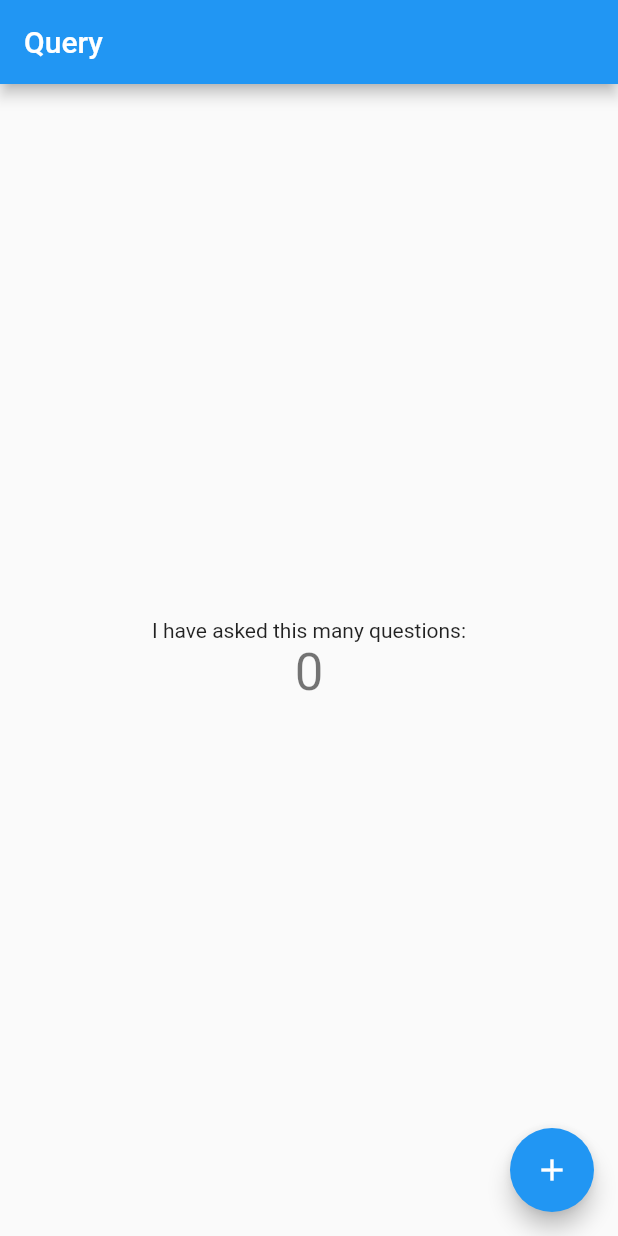
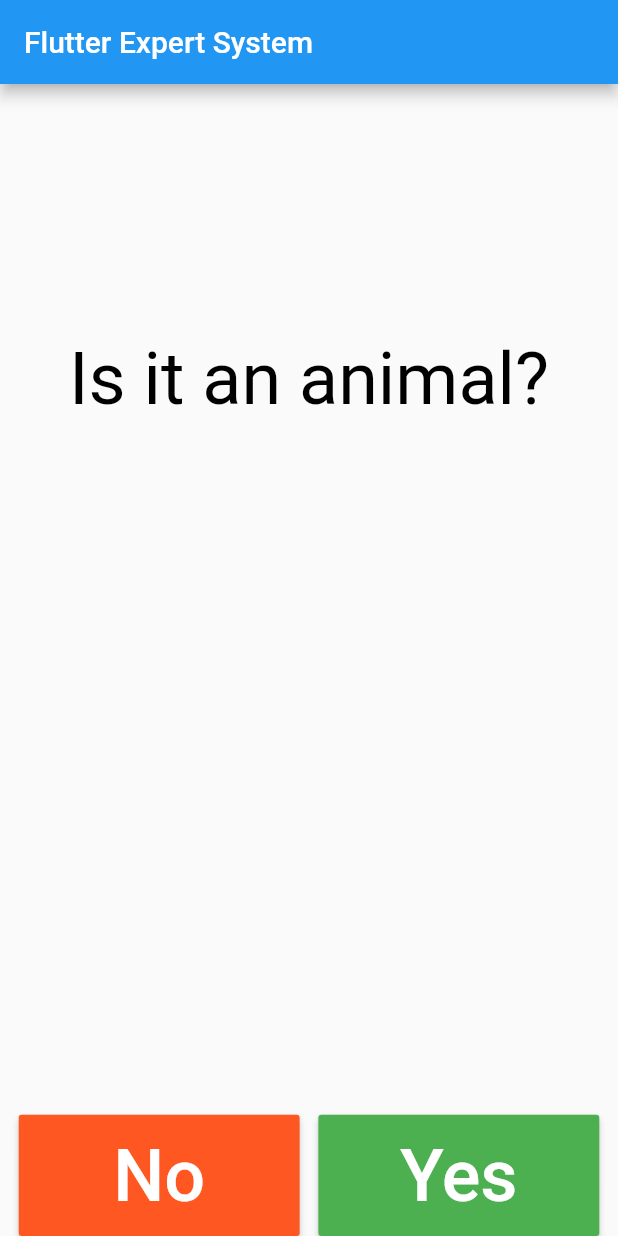
Before and after one commit to derekharmon/flutter-expert-system, a Flutter app: the screen it shows after launch, on a phone screen of 412 x 824 dp. Run offline on Flutter 3.47's test engine with Material 2 defaults, Android fonts, the phone set to English and light mode, and no system bars.

Commit message:
Prototype YesNoLayout and state transitions up to IDK.

```diff
--- a/lib/main.dart
+++ b/lib/main.dart
@@ -1,63 +1,98 @@
+import 'dart:io';
+
 import 'package:flutter/material.dart';
+
+final String rsTitle = 'Flutter Expert System';
+final TextStyle whT48 = TextStyle(color: Colors.white, fontSize: 48);
+final TextStyle bkT48 = TextStyle(color: Colors.black, fontSize: 48);
 
 void main() => runApp(App());
 
-class App extends StatelessWidget {
+class YesNoLayout extends StatefulWidget {
+  YesNoLayout({Key key, this.tree, this.ki}) : super(key: key);
+  final Map<int,String> tree;
+  final int ki;
+
+  @override
+  _YesNoState createState() => _YesNoState();
+
+  int next(bool b) {
+    print('next(' + b.toString() + '): k_(i+1) is ' + (2*ki + (b ? 1 : 0)).toString() + ' = 2*' + ki.toString() + '+' + (b ? 1 : 0).toString() + ')\n');
+    return 2*ki + (b ? 1 : 0);
+  }
+
+  String vi(int ki) {
+    return tree.containsKey(ki) ? tree[ki] : null;
+  }
+}
+
+class _YesNoState extends State<YesNoLayout> {
+  Widget makeMaterialButton(bool b, double w, double h) {
+    return MaterialButton(
+              height: h,
+              minWidth: w,
+              child: Text(b ? 'Yes' : 'No', style: whT48),
+              color: b ? Colors.green : Colors.deepOrange,
+              onPressed: () => Navigator.push(
+                  context,
+                  MaterialPageRoute(
+                      builder: (context) => YesNoLayout(
+                          tree: widget.tree,
+                          ki: widget.next(b))
+                  )
+              ),
+            );
+  }
+
+  Text getBodyText(Orientation o) {
+    var lead = (o == Orientation.portrait) ? '\n\n\n' : '\n';
+    var v = widget.vi(widget.ki);
+    return Text((v == null) ? 'IDK' : lead + v, style: bkT48);
+  }
+
   @override
   Widget build(BuildContext context) {
-    return MaterialApp(
-      title: 'Flutter Expert System',
-      theme: ThemeData(
-        primarySwatch: Colors.blue,
+    final sz = MediaQuery.of(context).size;
+    final wBtn = sz.width/2.2;
+    final hBtn = sz.height/10.2;
+
+    return Scaffold(
+      appBar: AppBar(
+        title: Text(rsTitle),
       ),
-      home: Home(title: 'Query'),
+      body: Column(
+        children: <Widget>[
+          Expanded(
+            child: getBodyText(MediaQuery.of(context).orientation),
+          ),
+          Row(
+            mainAxisAlignment: MainAxisAlignment.spaceEvenly,
+            children: <Widget>[
+              makeMaterialButton(false, wBtn, hBtn),
+              makeMaterialButton(true, wBtn, hBtn),
+            ]
+          )
+        ],
+      ),
     );
   }
 }
 
-class Home extends StatefulWidget {
-  Home({Key key, this.title}) : super(key: key);
-
-  final String title;
+class App extends StatelessWidget {
+  final Map<int,String> _tree = const<int,String> {
+    1: 'Is it an animal?',
+    2: 'apple',
+    3: 'cat',
+  };
 
   @override
-  _HomeState createState() => _HomeState();
-}
-
-class _HomeState extends State<Home> {
-  int _qId = 0;
-
-  void _incrementQuestions() {
-    setState(() {
-      _qId++;
-    });
-  }
-
-  @override
-  Widget build(BuildContext ctx) {
-    return Scaffold(
-      appBar: AppBar(
-        title: Text(widget.title),
+  Widget build(BuildContext context) {
+    return MaterialApp(
+      title: rsTitle,
+      theme: ThemeData(
+        primarySwatch: Colors.blue,
       ),
-      body: Center(
-        child: Column(
-          mainAxisAlignment: MainAxisAlignment.center,
-          children: <Widget>[
-            Text(
-              'I have asked this many questions:',
-            ),
-            Text(
-              '$_qId',
-              style: Theme.of(ctx).textTheme.display1,
-            ),
-          ],
-        ),
-      ),
-      floatingActionButton: FloatingActionButton(
-        onPressed: _incrementQuestions,
-        tooltip: 'Answer question',
-        child: Icon(Icons.add),
-      ),
+      home: YesNoLayout(tree: _tree, ki: 1),
     );
   }
 }
```
